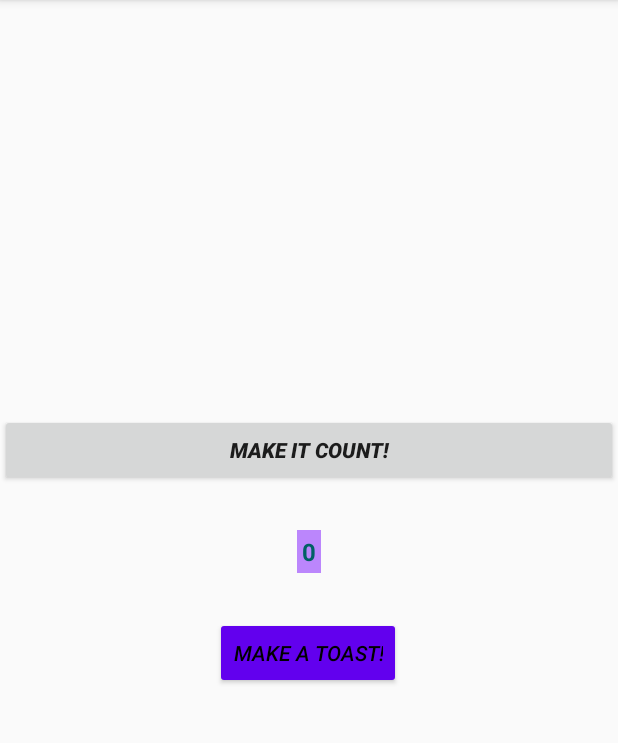
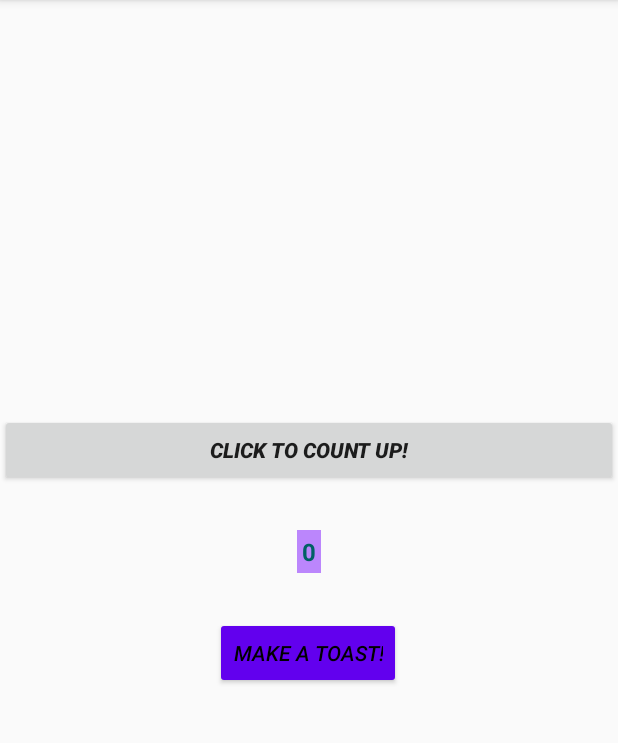
Before and after one commit to aexko/scientia, an Android app: the screen it shows after launch (MainActivity), on a phone screen of 412 x 824 dp, the part 84-827 px from its top. Run offline under Robolectric (Android 15) with nearby library versions, the phone set to English and light mode, and no system bars.

Commit message:
Created an incrementation button

```diff
--- a/android_dev/android_studio/practices/relearning/app/src/main/java/ca/qc/bdeb/revision_from_codelabs/MainActivity.java
+++ b/android_dev/android_studio/practices/relearning/app/src/main/java/ca/qc/bdeb/revision_from_codelabs/MainActivity.java
@@ -4,15 +4,20 @@ import androidx.appcompat.app.AppCompatActivity;
 import android.os.Bundle;
 import android.util.Log;
 import android.view.View;
+import android.widget.TextView;
 import android.widget.Toast;
 
 public class MainActivity extends AppCompatActivity {
+
+    private int mCount = 0;
+    private TextView mShowCount;
 
     @Override
     protected void onCreate(Bundle savedInstanceState) {
         super.onCreate(savedInstanceState);
         setContentView(R.layout.activity_main);
         Log.d("test", "Hello World");
+        mShowCount = (TextView) findViewById(R.id.show_count);
     }
 
     public void showToast(View view) {
@@ -21,5 +26,13 @@ public class MainActivity extends AppCompatActivity {
     }
 
     public void increaseCount(View view) {
+        mCount++;
+        if (mShowCount != null) {
+            mShowCount.setText(Integer.toString(mCount));
+            Log.d("checkingCount", "The count has increased.");
+        } else {
+            Log.d("checkingCount", "mShowCount is null");
+        }
+
     }
 }
--- a/android_dev/android_studio/practices/relearning/app/src/main/res/layout/activity_main.xml
+++ b/android_dev/android_studio/practices/relearning/app/src/main/res/layout/activity_main.xml
@@ -11,7 +11,7 @@
         android:layout_width="0dp"
         android:layout_height="wrap_content"
         android:layout_marginTop="276dp"
-        android:text="@string/Make_it_count"
+        android:text="@string/Count_up"
         android:textStyle="bold|italic"
         app:layout_constraintEnd_toEndOf="parent"
         app:layout_constraintHorizontal_bias="1.0"
--- a/android_dev/android_studio/practices/relearning/app/src/main/res/values/strings.xml
+++ b/android_dev/android_studio/practices/relearning/app/src/main/res/values/strings.xml
@@ -5,4 +5,5 @@
     <string name="Make_it_count">make it count!</string>
     <string name="zero">0</string>
     <string name="toast_message">This is the toast message !</string>
+    <string name="Count_up">Click to count up!</string>
 </resources>
```
